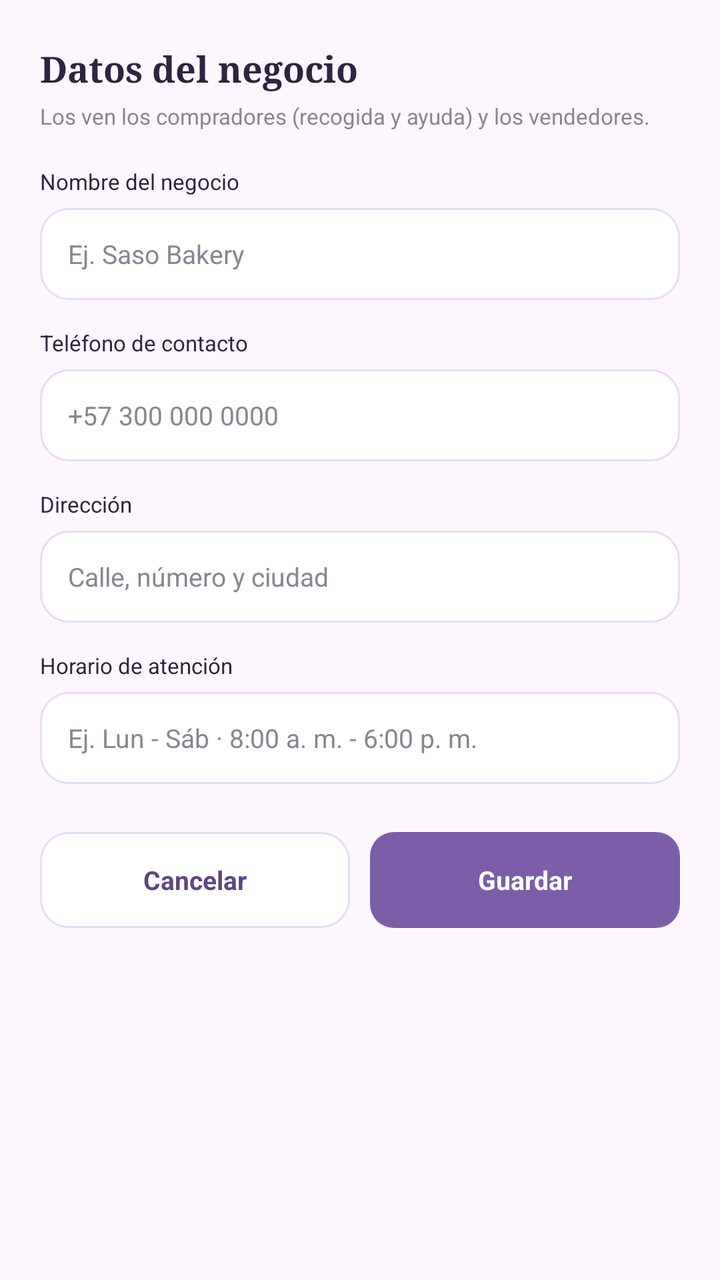
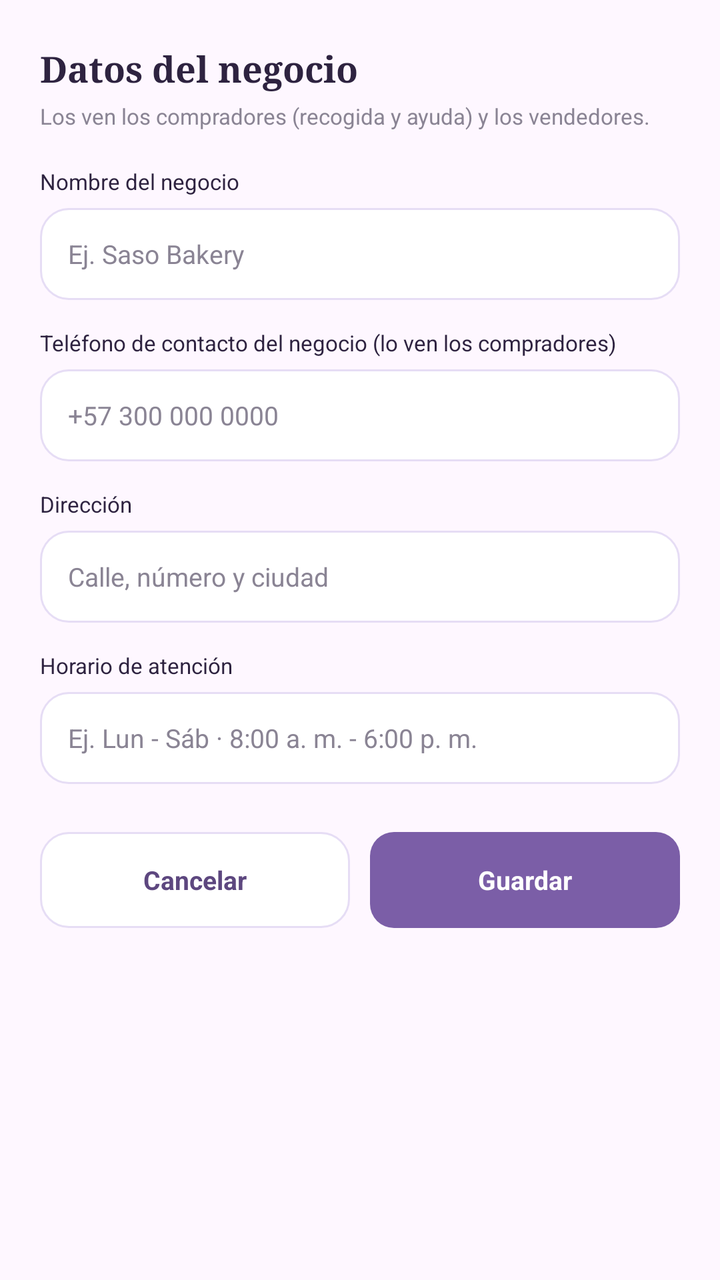

Compare the two renders of this Android layout. The source of the first and the diff that turns it into the second are given below.
<!-- AndroidManifest.xml: application theme Theme.SasoBakeryApp -->
<!-- res/layout/dialog_datos_negocio.xml -->
<?xml version="1.0" encoding="utf-8"?>
<androidx.core.widget.NestedScrollView
    xmlns:android="http://schemas.android.com/apk/res/android"
    android:layout_width="match_parent"
    android:layout_height="wrap_content"
    android:overScrollMode="never">

    <LinearLayout
        android:layout_width="match_parent"
        android:layout_height="wrap_content"
        android:orientation="vertical"
        android:paddingStart="20dp"
        android:paddingTop="22dp"
        android:paddingEnd="20dp"
        android:paddingBottom="24dp">

        <TextView
            android:layout_width="wrap_content"
            android:layout_height="wrap_content"
            android:fontFamily="serif"
            android:text="Datos del negocio"
            android:textColor="#2E2340"
            android:textSize="18sp"
            android:textStyle="bold" />

        <TextView
            android:layout_width="wrap_content"
            android:layout_height="wrap_content"
            android:layout_marginTop="4dp"
            android:text="Los ven los compradores (recogida y ayuda) y los vendedores."
            android:textColor="#8A8494"
            android:textSize="11sp" />

        <TextView
            android:layout_width="wrap_content"
            android:layout_height="wrap_content"
            android:layout_marginTop="18dp"
            android:text="Nombre del negocio"
            android:textColor="#2E2340"
            android:textSize="11sp" />

        <EditText
            android:id="@+id/etNegocioNombre"
            android:layout_width="match_parent"
            android:layout_height="46dp"
            android:layout_marginTop="6dp"
            android:background="@drawable/bg_users_input"
            android:hint="Ej. Saso Bakery"
            android:importantForAutofill="no"
            android:inputType="textCapWords"
            android:maxLength="50"
            android:maxLines="1"
            android:paddingStart="14dp"
            android:paddingEnd="14dp"
            android:textColor="#2E2340"
            android:textColorHint="#8A8494"
            android:textSize="13sp" />

        <TextView
            android:layout_width="wrap_content"
            android:layout_height="wrap_content"
            android:layout_marginTop="14dp"
            android:text="Teléfono de contacto"
            android:textColor="#2E2340"
            android:textSize="11sp" />

        <EditText
            android:id="@+id/etNegocioTelefono"
            android:layout_width="match_parent"
            android:layout_height="46dp"
            android:layout_marginTop="6dp"
            android:background="@drawable/bg_users_input"
            android:hint="+57 300 000 0000"
            android:importantForAutofill="no"
            android:inputType="phone"
            android:maxLength="20"
            android:maxLines="1"
            android:paddingStart="14dp"
            android:paddingEnd="14dp"
            android:textColor="#2E2340"
            android:textColorHint="#8A8494"
            android:textSize="13sp" />

        <TextView
            android:layout_width="wrap_content"
            android:layout_height="wrap_content"
            android:layout_marginTop="14dp"
            android:text="Dirección"
            android:textColor="#2E2340"
            android:textSize="11sp" />

        <EditText
            android:id="@+id/etNegocioDireccion"
            android:layout_width="match_parent"
            android:layout_height="46dp"
            android:layout_marginTop="6dp"
            android:background="@drawable/bg_users_input"
            android:hint="Calle, número y ciudad"
            android:importantForAutofill="no"
            android:inputType="textPostalAddress|textCapSentences"
            android:maxLength="100"
            android:maxLines="1"
            android:paddingStart="14dp"
            android:paddingEnd="14dp"
            android:textColor="#2E2340"
            android:textColorHint="#8A8494"
            android:textSize="13sp" />

        <TextView
            android:layout_width="wrap_content"
            android:layout_height="wrap_content"
            android:layout_marginTop="14dp"
            android:text="Horario de atención"
            android:textColor="#2E2340"
            android:textSize="11sp" />

        <EditText
            android:id="@+id/etNegocioHorario"
            android:layout_width="match_parent"
            android:layout_height="46dp"
            android:layout_marginTop="6dp"
            android:background="@drawable/bg_users_input"
            android:hint="Ej. Lun - Sáb · 8:00 a. m. - 6:00 p. m."
            android:importantForAutofill="no"
            android:inputType="textCapSentences"
            android:maxLength="60"
            android:maxLines="1"
            android:paddingStart="14dp"
            android:paddingEnd="14dp"
            android:textColor="#2E2340"
            android:textColorHint="#8A8494"
            android:textSize="13sp" />

        <LinearLayout
            android:layout_width="match_parent"
            android:layout_height="wrap_content"
            android:layout_marginTop="24dp"
            android:orientation="horizontal">

            <TextView
                android:id="@+id/btnCancelarNegocio"
                android:layout_width="0dp"
                android:layout_height="48dp"
                android:layout_weight="1"
                android:background="@drawable/bg_users_input"
                android:clickable="true"
                android:focusable="true"
                android:gravity="center"
                android:text="Cancelar"
                android:textColor="#5D477F"
                android:textSize="13sp"
                android:textStyle="bold" />

            <TextView
                android:id="@+id/btnGuardarNegocio"
                android:layout_width="0dp"
                android:layout_height="48dp"
                android:layout_marginStart="10dp"
                android:layout_weight="1"
                android:background="@drawable/bg_users_button"
                android:clickable="true"
                android:focusable="true"
                android:gravity="center"
                android:text="Guardar"
                android:textColor="#FFFFFF"
                android:textSize="13sp"
                android:textStyle="bold" />
        </LinearLayout>
    </LinearLayout>
</androidx.core.widget.NestedScrollView>
<!-- resources referenced by this layout -->
<resources>
  <!-- drawable bg_users_button (drawable) -->
  <?xml version="1.0" encoding="utf-8"?>
  <shape xmlns:android="http://schemas.android.com/apk/res/android" android:shape="rectangle">
      <solid android:color="#7B5EA7" />
      <corners android:radius="12dp" />
  </shape>
  <!-- drawable bg_users_input (drawable) -->
  <?xml version="1.0" encoding="utf-8"?>
  <shape xmlns:android="http://schemas.android.com/apk/res/android" android:shape="rectangle">
      <solid android:color="#FFFFFF" />
      <stroke android:width="1dp" android:color="#E6DDF5" />
      <corners android:radius="14dp" />
  </shape>
  <style name="Theme.SasoBakeryApp" parent="Base.Theme.SasoBakeryApp" />
  <style name="Base.Theme.SasoBakeryApp" parent="Theme.Material3.DayNight.NoActionBar">
          
          
      </style>
</resources>

<!-- the commit's change to res/layout/dialog_datos_negocio.xml (unified diff, before → after) -->
@@ -60,8 +60,7 @@
             android:layout_width="wrap_content"
             android:layout_height="wrap_content"
             android:layout_marginTop="14dp"
-            android:text="Teléfono de contacto"
-            android:textColor="#2E2340"
+            android:text="Teléfono de contacto del negocio (lo ven los compradores)"            android:textColor="#2E2340"
             android:textSize="11sp" />
 
         <EditText
